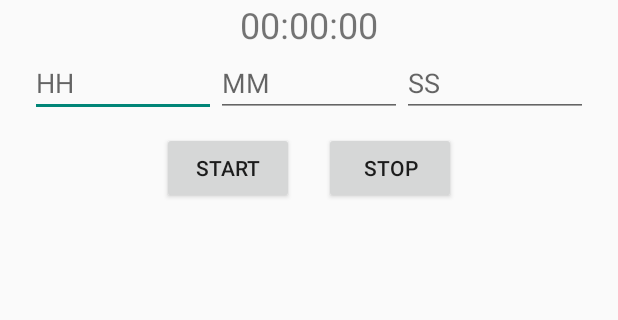
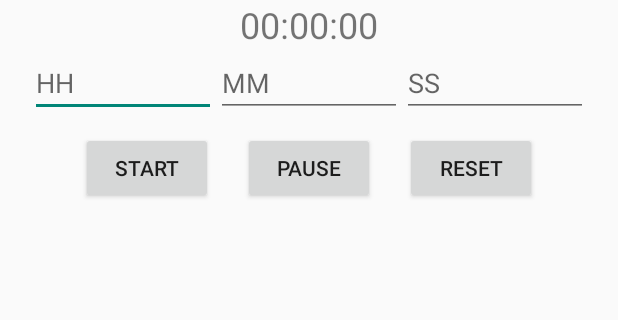
Before and after one commit to GamesDeny/UniApp, an Android app built with Jetpack Compose: the screen it shows after launch (MainActivity), after a tap on "START", on a phone screen of 412 x 824 dp, the part 293-613 px from its top. Run offline under Robolectric (Android 15) with nearby library versions, the phone set to English and light mode, and no system bars.

Commit message:
implemented pauseButton
TODO
- play notification
- play notification if away from app or sound if in app

```diff
--- a/timer/src/main/java/com/example/timer/MainActivity.kt
+++ b/timer/src/main/java/com/example/timer/MainActivity.kt
@@ -13,13 +13,19 @@ import com.example.timer.ui.utils.TimerValues
 
 class MainActivity : AppCompatActivity() {
     private lateinit var textViewTimer: TextView
+
     private lateinit var editTextHours: EditText
     private lateinit var editTextMinutes: EditText
     private lateinit var editTextSeconds: EditText
+
     private lateinit var buttonStartTimer: Button
     private lateinit var buttonStopTimer: Button
+    private lateinit var buttonPauseTimer: Button
+
+    private var remainingTime: Long = 0
     private lateinit var countDownTimer: CountDownTimer
     private var isTimerRunning = false
+
     private val tag = "MainActivity"
 
     override fun onCreate(savedInstanceState: Bundle?) {
@@ -29,36 +35,60 @@ class MainActivity : AppCompatActivity() {
         TimerMediaPlayer.initializeMediaPlayer(this)
         textViewTimer = findViewById(R.id.text_view_timer)
 
-        editTextHours = findViewById(R.id.edit_text_hours)
-        editTextMinutes = findViewById(R.id.edit_text_minutes)
-        editTextSeconds = findViewById(R.id.edit_text_seconds)
-        editTextHours.addTextChangedListener(TimerTextWatcher(editTextHours, TimerValues.HOUR))
-        editTextMinutes.addTextChangedListener(
-            TimerTextWatcher(
-                editTextMinutes,
-                TimerValues.MINUTE
-            )
-        )
-        editTextSeconds.addTextChangedListener(
-            TimerTextWatcher(
-                editTextSeconds,
-                TimerValues.SECOND
-            )
-        )
+        initializeText()
+        initializeStartButton()
+        initializePauseButton()
+        initializeStopButton()
+    }
 
+    private fun initializeStopButton() {
+        buttonStopTimer = findViewById(R.id.button_stop_timer)
+        buttonStopTimer.setOnClickListener {
+            if (isTimerRunning) {
+                isTimerRunning = false
+            }
+
+            remainingTime = 0
+            countDownTimer.cancel()
+            buttonStartTimer.isEnabled = true
+            textViewTimer.text = getString(R.string.timer_initial_value)
+            buttonStopTimer.text = getString(R.string.button_stop_label)
+        }
+    }
+
+    private fun initializePauseButton() {
+        buttonPauseTimer = findViewById(R.id.button_pause_timer)
+        buttonPauseTimer.setOnClickListener {
+            if (isTimerRunning) {
+                countDownTimer.cancel()
+                isTimerRunning = false
+            } else {
+                countDownTimer = getCountDownTimer(remainingTime)
+                countDownTimer.start()
+            }
+        }
+    }
+
+    private fun initializeStartButton() {
         buttonStartTimer = findViewById(R.id.button_start_timer)
-        buttonStopTimer = findViewById(R.id.button_stop_timer)
-
         buttonStartTimer.setOnClickListener {
             if (!isTimerRunning) {
+                buttonStartTimer.isEnabled = false
+                buttonStopTimer.text = getString(R.string.button_reset_label)
+
                 Log.d(tag, "Setting listener for start button")
-                val triple = getTimerValue()
+                countDownTimer = getCountDownTimer(getTotalMilliseconds())
 
-                val totalMilliseconds =
-                    ((triple.first * 60 * 60) + (triple.second * 60) + triple.third) * 1000L
+                isTimerRunning = true
+                countDownTimer.start()
+            }
+        }
+    }
 
-                countDownTimer = object : CountDownTimer(totalMilliseconds, 1000) {
+    private fun getCountDownTimer(totalMilliseconds: Long) =
+        object : CountDownTimer(totalMilliseconds, 1000) {
             override fun onTick(millisUntilFinished: Long) {
+                remainingTime = millisUntilFinished
                 val remainingSeconds = millisUntilFinished / 1000
                 val displayHours = remainingSeconds / 3600
                 val displayMinutes = (remainingSeconds % 3600) / 60
@@ -76,27 +106,32 @@ class MainActivity : AppCompatActivity() {
             override fun onFinish() {
                 textViewTimer.text = getString(R.string.timer_initial_value)
                 TimerMediaPlayer.playTimerSound()
+                buttonStartTimer.isEnabled = true
+                isTimerRunning = false
                 // Play sound and show notification here
             }
         }
 
-                isTimerRunning = !isTimerRunning
-                countDownTimer.start()
-            }
+    private fun initializeText() {
+        editTextHours = findViewById(R.id.edit_text_hours)
+        editTextMinutes = findViewById(R.id.edit_text_minutes)
+        editTextSeconds = findViewById(R.id.edit_text_seconds)
+        editTextHours.addTextChangedListener(TimerTextWatcher(editTextHours, TimerValues.HOUR))
+        editTextMinutes.addTextChangedListener(
+            TimerTextWatcher(
+                editTextMinutes,
+                TimerValues.MINUTE
+            )
+        )
+        editTextSeconds.addTextChangedListener(
+            TimerTextWatcher(
+                editTextSeconds,
+                TimerValues.SECOND
+            )
+        )
     }
 
-        buttonStopTimer.setOnClickListener {
-            if (isTimerRunning) {
-                Log.d(tag, "Setting listener for stop button")
-                countDownTimer.cancel()
-                textViewTimer.text = getString(R.string.timer_initial_value)
-                isTimerRunning = !isTimerRunning
-            }
-        }
-
-    }
-
-    private fun getTimerValue(): Triple<Int, Int, Int> {
+    private fun getTotalMilliseconds(): Long {
         val hours = getTimeOrZero(editTextHours)
         var minutes = getTimeOrZero(editTextMinutes)
         var seconds = getTimeOrZero(editTextSeconds)
@@ -107,7 +142,8 @@ class MainActivity : AppCompatActivity() {
         if (seconds > 59) {
             seconds = 59
         }
-        return Triple(hours, minutes, seconds)
+
+        return ((hours * 60 * 60) + (minutes * 60) + seconds) * 1000L
     }
 
     private fun getTimeOrZero(editText: EditText): Int {
@@ -116,7 +152,7 @@ class MainActivity : AppCompatActivity() {
 
     override fun onDestroy() {
         super.onDestroy()
-        if (::countDownTimer.isInitialized) {
+        if (isTimerRunning) {
             countDownTimer.cancel()
         }
     }
--- a/timer/src/main/res/layout/activity_main.xml
+++ b/timer/src/main/res/layout/activity_main.xml
@@ -78,6 +78,15 @@
             tools:ignore="ButtonStyle" />
 
         <Button
+            android:id="@+id/button_pause_timer"
+            android:layout_width="wrap_content"
+            android:layout_height="wrap_content"
+            android:layout_marginStart="10dp"
+            android:layout_marginEnd="10dp"
+            android:text="@string/button_pause_label"
+            tools:ignore="ButtonStyle" />
+
+        <Button
             android:id="@+id/button_stop_timer"
             android:layout_width="wrap_content"
             android:layout_height="wrap_content"
--- a/timer/src/main/res/values/strings.xml
+++ b/timer/src/main/res/values/strings.xml
@@ -12,4 +12,6 @@
     <string name="timer_seconds">SS</string>
     <string name="time_minutes">MM</string>
     <string name="time_hour">HH</string>
+    <string name="button_pause_label">Pause</string>
+    <string name="button_reset_label">Reset</string>
 </resources>
```
Lines whose indentation alone changed are shown as unchanged.
